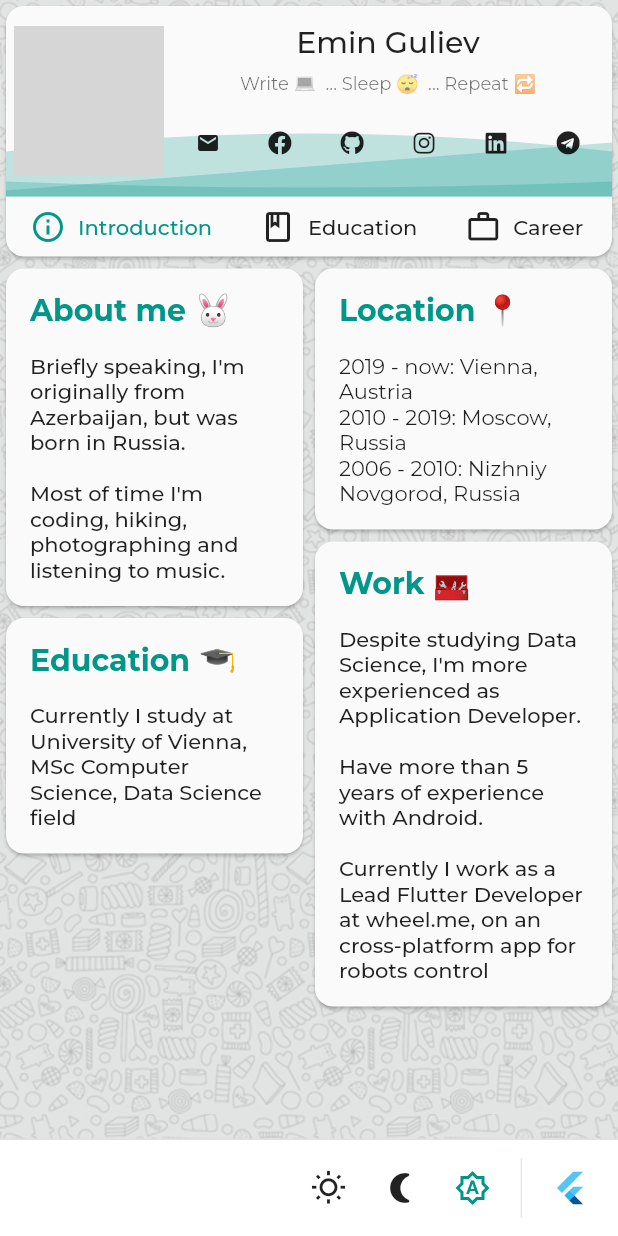
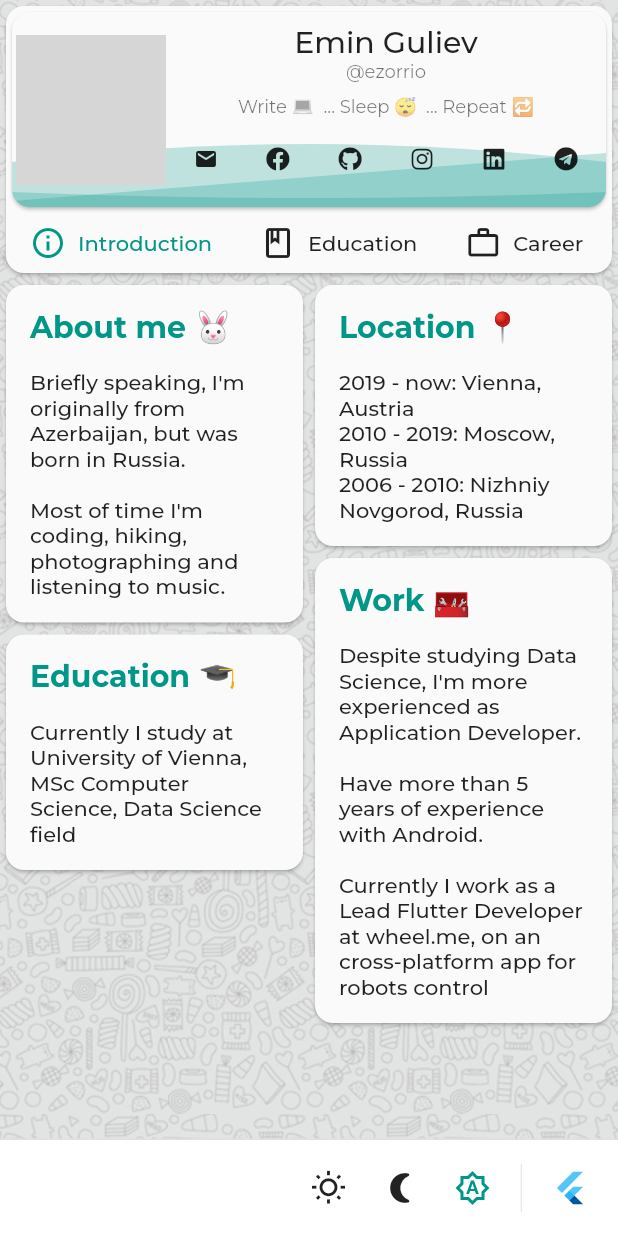
Before and after one commit to ezorrio/ezorrio.dev, a Flutter app: the screen it shows after launch, on a phone screen of 412 x 824 dp. Run offline on Flutter 3.47's test engine with Material 2 defaults, Android fonts, the light colour scheme and no system bars; our stand-ins replace bloc, flutter_bloc, font_awesome_flutter, google_fonts, shared_preferences, simple_animations; network calls fail; grey boxes are pictures that could not be loaded.

Commit message:
Various fixes

```diff
--- a/lib/main.dart
+++ b/lib/main.dart
@@ -156,7 +156,7 @@ class AppState extends State<App> with WidgetsBindingObserver, RouteAware {
               persistentFooterButtons: [
                 AppWidgets.themeChooser(context: context),
                 Container(
-                  height: 48,
+                  height: 40,
                   child: VerticalDivider(width: 1, indent: 4, endIndent: 4),
                 ),
                 AppWidgets.poweredByFlutter(context: context),
--- a/lib/ui/page/IntroPage.dart
+++ b/lib/ui/page/IntroPage.dart
@@ -27,9 +27,12 @@ class IntroPageState extends State<IntroPage> {
   Widget locationCard() => AppWidgets.infoCard(
         context: context,
         title: 'Location 📍',
-        content: Text('2019 - now: Vienna, Austria\n'
-            '2010 - 2019: Moscow, Russia\n'
-            '2006 - 2010: Nizhniy Novgorod, Russia'),
+        content: Text(
+          '2019 - now: Vienna, Austria\n'
+          '2010 - 2019: Moscow, Russia\n'
+          '2006 - 2010: Nizhniy Novgorod, Russia',
+          style: context.textStyleBody1,
+        ),
       );
 
   Widget educationCard() => AppWidgets.infoCard(
@@ -54,6 +57,9 @@ class IntroPageState extends State<IntroPage> {
 
   @override
   Widget build(BuildContext context) => StaggeredGridView.count(
+        addAutomaticKeepAlives: false,
+        addRepaintBoundaries: false,
+        restorationId: 'intro',
         crossAxisCount: 2,
         staggeredTiles: [
           const StaggeredTile.fit(1),
--- a/lib/ui/page/ProjectsPage.dart
+++ b/lib/ui/page/ProjectsPage.dart
@@ -7,6 +7,11 @@ class ProjectsPage extends StatelessWidget {
 
   @override
   Widget build(BuildContext context) {
-    return Container();
+    return ListView.builder(
+      itemBuilder: (context, index) => Card(
+        child: Text('$index'),
+      ),
+      itemCount: 100,
+    );
   }
 }
--- a/lib/ui/widget/AppDrawer.dart
+++ b/lib/ui/widget/AppDrawer.dart
@@ -1,16 +1,11 @@
-import 'dart:math';
-
 import 'package:ezorrio_dev/Constants.dart';
 import 'package:ezorrio_dev/Extensions.dart';
-import 'package:ezorrio_dev/Themes.dart';
 import 'package:ezorrio_dev/main.dart';
 import 'package:ezorrio_dev/model/AppPlace.dart';
 import 'package:ezorrio_dev/ui/widget/ProfileHeader.dart';
 import 'package:flutter/cupertino.dart';
 import 'package:flutter/material.dart';
 import 'package:flutter/widgets.dart';
-
-import 'AnimatedWave.dart';
 
 class AppDrawer extends StatefulWidget {
   final bool isCompact;
@@ -31,47 +26,6 @@ class AppDrawerState extends State<AppDrawer> {
   void initState() {
     super.initState();
   }
-
-  Widget _onBottom(Widget child) => Positioned.fill(
-        child: Align(
-          alignment: Alignment.bottomCenter,
-          child: child,
-        ),
-      );
-
-  Widget _header(BuildContext context) => Stack(
-        clipBehavior: Clip.antiAlias,
-        children: <Widget>[
-          _onBottom(AnimatedWave(
-            height: 20,
-            speed: 1.0,
-            color: AppColors.primary,
-          )),
-          _onBottom(AnimatedWave(
-            height: 60,
-            speed: 0.9,
-            offset: pi,
-            color: AppColors.primary,
-          )),
-          _onBottom(AnimatedWave(
-            height: 40,
-            speed: 1.2,
-            offset: pi / 2,
-            color: AppColors.primary,
-          )),
-          Center(
-            child: Padding(
-              padding: const EdgeInsets.symmetric(vertical: 12.0),
-              child: ProfileHeader(
-                widget.isCompact,
-                Constants.NAME,
-                Constants.BIO,
-                Constants.PHOTO,
-              ),
-            ),
-          ),
-        ],
-      );
 
   Widget _drawerItem({required AppPlace pageToOpen, bool isActive = false}) =>
       ListTile(
@@ -118,7 +72,13 @@ class AppDrawerState extends State<AppDrawer> {
         child: Column(
           mainAxisSize: MainAxisSize.min,
           children: [
-            _header(context),
+            ProfileHeader(
+              isCompact: widget.isCompact,
+              name: Constants.NAME,
+              bio: Constants.BIO,
+              photoUrl: Constants.PHOTO,
+              nickname: Constants.NICKNAME,
+            ),
             LimitedBox(
               maxHeight: 40,
               child: ListView.builder(
@@ -136,9 +96,12 @@ class AppDrawerState extends State<AppDrawer> {
   Widget mainDrawer(BuildContext context) => Column(
         mainAxisSize: MainAxisSize.max,
         children: [
-          Card(
-            borderOnForeground: true,
-            child: _header(context),
+          ProfileHeader(
+            isCompact: widget.isCompact,
+            name: Constants.NAME,
+            bio: Constants.BIO,
+            photoUrl: Constants.PHOTO,
+            nickname: Constants.NICKNAME,
           ),
           SizedBox(height: 8),
           Card(
--- a/lib/ui/widget/AppWidgets.dart
+++ b/lib/ui/widget/AppWidgets.dart
@@ -15,8 +15,7 @@ class AppWidgets {
         repeat: ImageRepeat.repeat,
       );
 
-  static Widget poweredByFlutter({required BuildContext context}) =>
-      IconButton(
+  static Widget poweredByFlutter({required BuildContext context}) => IconButton(
         icon: FlutterLogo(),
         onPressed: () async => await canLaunch(Constants.FLUTTER_URL)
             ? await launch(Constants.FLUTTER_URL)
@@ -27,12 +26,13 @@ class AppWidgets {
           {required BuildContext context,
           required String title,
           required Widget content}) =>
-      SizedBox(
-        child: Card(
+      Card(
+        clipBehavior: Clip.antiAlias,
         child: Padding(
           padding: EdgeInsets.all(16),
           child: Column(
             crossAxisAlignment: CrossAxisAlignment.start,
+            mainAxisSize: MainAxisSize.min,
             children: [
               Text(title,
                   style: context.textStyleTitle.copyWith(
@@ -41,7 +41,6 @@ class AppWidgets {
               SizedBox(height: 16),
               content,
             ],
-            ),
           ),
         ),
       );
--- a/lib/ui/widget/ProfileHeader.dart
+++ b/lib/ui/widget/ProfileHeader.dart
@@ -1,19 +1,36 @@
+import 'dart:math';
+
 import 'package:ezorrio_dev/Constants.dart';
 import 'package:ezorrio_dev/Extensions.dart';
+import 'package:ezorrio_dev/Themes.dart';
 import 'package:ezorrio_dev/ui/widget/SocialNetworks.dart';
 import 'package:flutter/material.dart';
 import 'package:flutter/widgets.dart';
+
+import 'AnimatedWave.dart';
 
 class ProfileHeader extends StatelessWidget {
   final bool isCompact;
   final String photoUrl;
   final String name;
   final String bio;
+  final String nickname;
 
-  ProfileHeader(this.isCompact, this.name, this.bio, this.photoUrl);
+  ProfileHeader(
+      {required this.isCompact,
+      required this.name,
+      required this.bio,
+      required this.photoUrl,
+      required this.nickname});
 
-  @override
-  Widget build(BuildContext context) => isCompact
+  Widget _onBottom(Widget child) => Positioned.fill(
+        child: Align(
+          alignment: Alignment.bottomCenter,
+          child: child,
+        ),
+      );
+
+  Widget profile(BuildContext context) => isCompact
       ? Row(
           mainAxisAlignment: MainAxisAlignment.spaceEvenly,
           children: [
@@ -29,9 +46,11 @@ class ProfileHeader extends StatelessWidget {
               mainAxisAlignment: MainAxisAlignment.spaceEvenly,
               children: [
                 Text(name, style: context.textStyleTitle),
+                // SizedBox(height: 4),
+                Text('@$nickname', style: context.textStyleCaption),
                 SizedBox(height: 8),
                 Text(bio, style: context.textStyleCaption),
-                SizedBox(height: 8),
+                SizedBox(height: 4),
                 SocialNetworks(
                     twitter: SocialNetworkLinks.TWITTER,
                     instagram: SocialNetworkLinks.INSTAGRAM,
@@ -50,13 +69,15 @@ class ProfileHeader extends StatelessWidget {
             ClipOval(
               child: Image.network(
                 photoUrl,
-                height: 56,
-                width: 56,
+                height: 120,
+                width: 120,
                 fit: BoxFit.cover,
               ),
             ),
+            SizedBox(height: 4),
+            Text(name, style: context.textStyleTitle),
             SizedBox(height: 8),
-            Text(name, style: context.textStyleTitle),
+            Text('@$nickname', style: context.textStyleBody1),
             SizedBox(height: 8),
             Text(bio, style: context.textStyleCaption),
             SizedBox(height: 8),
@@ -70,4 +91,37 @@ class ProfileHeader extends StatelessWidget {
                 email: SocialNetworkLinks.EMAIL)
           ],
         );
+
+  Widget waves(BuildContext context) => Card(
+        clipBehavior: Clip.antiAlias,
+        child: Stack(
+          children: <Widget>[
+            _onBottom(AnimatedWave(
+              height: 20,
+              speed: 1.0,
+              color: AppColors.primary,
+            )),
+            _onBottom(AnimatedWave(
+              height: 60,
+              speed: 0.9,
+              offset: pi,
+              color: AppColors.primary,
+            )),
+            _onBottom(AnimatedWave(
+              height: 40,
+              speed: 1.2,
+              offset: pi / 2,
+              color: AppColors.primary,
+            )),
+            Center(
+              child: Padding(
+                  padding: EdgeInsets.symmetric(vertical: isCompact ? 8 : 12),
+                  child: profile(context)),
+            ),
+          ],
+        ),
+      );
+
+  @override
+  Widget build(BuildContext context) => waves(context);
 }
```
Lines whose indentation alone changed are shown as unchanged.
